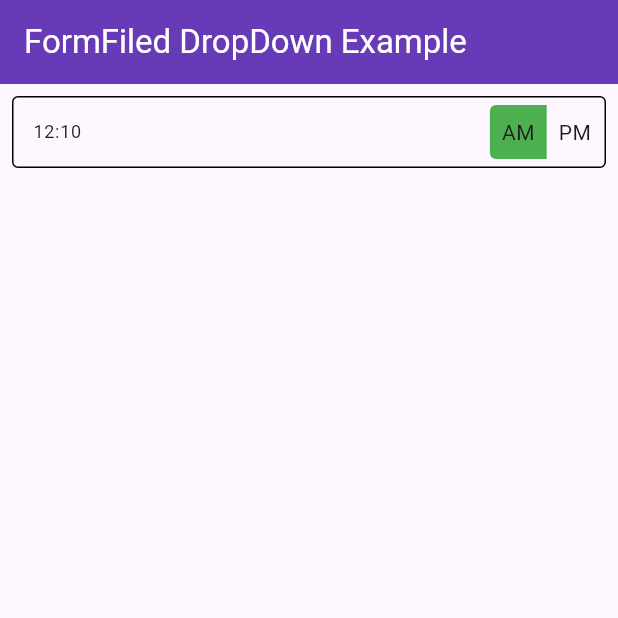
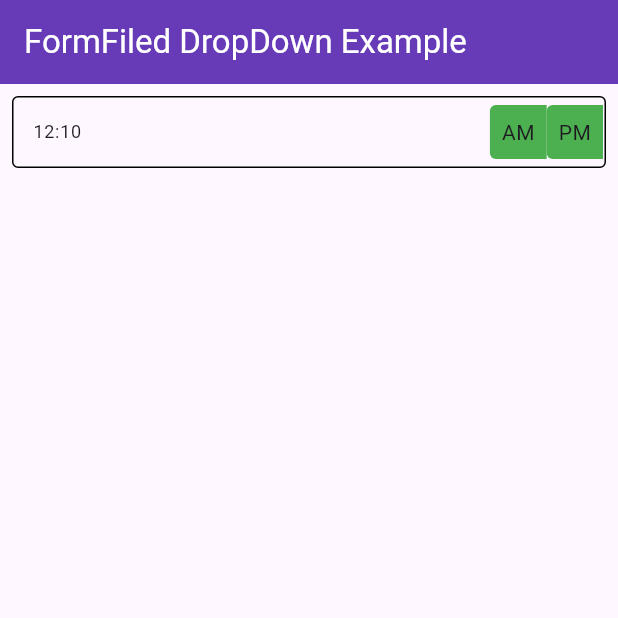
Before and after one commit to sumit-home2904/smart_time_field_picker, a Flutter app: the screen it shows after launch, on a phone screen of 412 x 824 dp, the top half of it. Run offline on Flutter 3.47's test engine with Material 3 defaults, Android fonts, the phone set to English and light mode, and no system bars; our stand-ins replace mask_text_input_formatter.

Commit message:
issue fixed and add more decoration property

````diff
--- a/example/lib/main.dart
+++ b/example/lib/main.dart
@@ -61,8 +61,9 @@ class _DropDownClassState extends State<DropDownClass> {
                   fontSize: 12,
                   fontWeight: FontWeight.w400,
                 ),
-                onChanged: (String? va) {
-                  value = va;
+                onChanged: (String? value) {
+                  value = value;
+                  // print("object $value");
                 },
               ),
             ),
--- a/lib/smart_time_field_picker.dart
+++ b/lib/smart_time_field_picker.dart
@@ -144,80 +144,17 @@ class SmartTimeFieldState extends State<SmartTimeFieldPicker> {
 
   /// List of available time slots for 24-hour format.
   final List<String> timeSlots = [
-    "00:00",
-    "00:30",
-    "01:00",
-    "01:30",
-    "02:00",
-    "02:30",
-    "03:00",
-    "03:30",
-    "04:00",
-    "04:30",
-    "05:00",
-    "05:30",
-    "06:00",
-    "06:30",
-    "07:00",
-    "07:30",
-    "08:00",
-    "08:30",
-    "09:00",
-    "09:30",
-    "10:00",
-    "10:30",
-    "11:00",
-    "11:30",
-    "12:00",
-    "12:30",
-    "13:00",
-    "13:30",
-    "14:00",
-    "14:30",
-    "15:00",
-    "15:30",
-    "16:00",
-    "16:30",
-    "17:00",
-    "17:30",
-    "18:00",
-    "18:30",
-    "19:00",
-    "19:30",
-    "20:00",
-    "20:30",
-    "21:00",
-    "21:30",
-    "22:00",
-    "22:30",
-    "23:00",
-    "23:30"
+    "00:00", "00:30", "01:00", "01:30", "02:00", "02:30", "03:00", "03:30", "04:00", "04:30",
+    "05:00", "05:30", "06:00", "06:30", "07:00", "07:30", "08:00", "08:30", "09:00", "09:30",
+    "10:00", "10:30", "11:00", "11:30", "12:00", "12:30", "13:00", "13:30", "14:00", "14:30",
+    "15:00", "15:30", "16:00", "16:30", "17:00", "17:30", "18:00", "18:30", "19:00", "19:30",
+    "20:00", "20:30", "21:00", "21:30", "22:00", "22:30", "23:00", "23:30"
   ];
 
   /// List of available time slots for 12-hour format.
   final List<String> timeSlots12HrUnique = [
-    "12:00",
-    "12:30",
-    "01:00",
-    "01:30",
-    "02:00",
-    "02:30",
-    "03:00",
-    "03:30",
-    "04:00",
-    "04:30",
-    "05:00",
-    "05:30",
-    "06:00",
-    "06:30",
-    "07:00",
-    "07:30",
-    "08:00",
-    "08:30",
-    "09:00",
-    "09:30",
-    "10:00",
-    "10:30",
+    "12:00", "12:30", "01:00", "01:30", "02:00", "02:30", "03:00", "03:30", "04:00", "04:30", "05:00",
+    "05:30", "06:00", "06:30", "07:00", "07:30", "08:00", "08:30", "09:00", "09:30", "10:00", "10:30",
     "11:00",
     "11:30"
   ];
@@ -234,7 +171,6 @@ class SmartTimeFieldState extends State<SmartTimeFieldPicker> {
       filter: {"#": RegExp(r'[0-9]')},
       type: MaskAutoCompletionType.lazy,
     );
-    // _limitFormatter = TimeLimitFormatter(widget.user12Hr);
 
     items = [];
 
@@ -247,17 +183,26 @@ class SmartTimeFieldState extends State<SmartTimeFieldPicker> {
             focusedIndex = -1;
           }
         } else {
-          textController.text = widget.initialItem ?? "";
+          // Remove AM/PM when losing focus
+          final cleanText = widget.initialItem
+              ?.replaceAll(RegExp(r'\s?(AM|PM)', caseSensitive: false), '') ?? '';
+          textController.text = cleanText;
         }
       });
     }
 
     WidgetsBinding.instance.addPostFrameCallback((_) {
       items = !widget.user12Hr ? [...timeSlots] : [...timeSlots12HrUnique];
-      textController.text = widget.initialItem ?? "";
-      selectedItem = widget.initialItem;
+
+      // Remove AM/PM if present in initialItem
+      final cleanText = widget.initialItem
+          ?.replaceAll(RegExp(r'\s?(AM|PM)', caseSensitive: false), '');
+
+      textController.text = cleanText ?? "";
+      selectedItem = cleanText;
     });
   }
+
 
   @override
   void didUpdateWidget(covariant SmartTimeFieldPicker oldWidget) {
@@ -270,7 +215,10 @@ class SmartTimeFieldState extends State<SmartTimeFieldPicker> {
           textController.clear();
         } else {
           selectedItem = widget.initialItem;
-          textController.text = widget.initialItem ?? "";
+          // Remove AM/PM if present
+          final cleanText = widget.initialItem!
+              .replaceAll(RegExp(r'\s?(AM|PM)', caseSensitive: false), '');
+          textController.text = cleanText;
         }
       }
 
@@ -280,6 +228,7 @@ class SmartTimeFieldState extends State<SmartTimeFieldPicker> {
       setState(() {});
     });
   }
+
 
   void scrollToFocusedItem() {
     RenderBox? renderBox =
@@ -350,7 +299,7 @@ class SmartTimeFieldState extends State<SmartTimeFieldPicker> {
   }
 
   onChangeAccordingTimeFormat(String passingValue) {
-    widget.onChanged(passingValue);
+    widget.onChanged("$passingValue ${isAmSelected ? "AM" : "PM"}");
     FocusScope.of(context).unfocus();
   }
 
@@ -546,9 +495,15 @@ class SmartTimeFieldState extends State<SmartTimeFieldPicker> {
                                               ?.suffixDecoration?.padding ??
                                           EdgeInsets.all(08),
                                       decoration: amDecoration(isAmSelected),
-                                      child: Text("AM",
-                                          style: widget.timePickerDecoration
-                                              ?.suffixDecoration?.textStyle)),
+                                      child: Text(
+                                          "AM",
+                                          style: isAmSelected
+                                              ?
+                                          widget.timePickerDecoration?.suffixDecoration?.amSelectedDecoration?.textStyle
+                                              :
+                                          widget.timePickerDecoration?.suffixDecoration?.amUnSelectedDecoration?.textStyle
+                                      )
+                                  ),
                                 ),
                                 InkWell(
                                   onTap: () {
@@ -571,8 +526,12 @@ class SmartTimeFieldState extends State<SmartTimeFieldPicker> {
                                         EdgeInsets.all(08),
                                     decoration: pmDecoration(!isAmSelected),
                                     child: Text("PM",
-                                        style: widget.timePickerDecoration
-                                            ?.suffixDecoration?.textStyle),
+                                        style: isAmSelected
+                                            ?
+                                        widget.timePickerDecoration?.suffixDecoration?.pmSelectedDecoration?.textStyle
+                                            :
+                                        widget.timePickerDecoration?.suffixDecoration?.pmUnSelectedDecoration?.textStyle
+                                    ),
                                   ),
                                 ),
                                 SizedBox(width: 02)
@@ -625,63 +584,73 @@ class SmartTimeFieldState extends State<SmartTimeFieldPicker> {
 
   /// when on search is not null then call this function
   void onSearchCalled(String value) {
+    // Restore all items first
     items = !widget.user12Hr ? [...timeSlots] : [...timeSlots12HrUnique];
 
-    // normalize leading zeros away if you like:
     final search = value.replaceAll(RegExp(r'^0+'), '').toLowerCase();
 
-    // find in the unfiltered _fullSource
+    // Find index of first match
     final matchIndex = items.indexWhere((element) {
-      final normalizedElt =
-          element.replaceAll(RegExp(r'^0+'), '').toLowerCase();
+      final normalizedElt = element.replaceAll(RegExp(r'^0+'), '').toLowerCase();
       return normalizedElt.startsWith(search);
     });
 
     if (matchIndex != -1) {
       focusedIndex = matchIndex;
-      // scroll to that position
       scrollToFocusedItem();
-      // and rebuild to show your highlight
-
-      // textController.text = value;
-      setState(() {});
+      setState(() {}); // rebuild to highlight
     } else {
       focusedIndex = -1;
+      setState(() {}); // also rebuild when no match
     }
-    // if no match, you can leave focusedIndex alone or set it to -1
   }
+
 
   BoxDecoration amDecoration(isSelected) {
     if (isSelected) {
-      return widget
-              .timePickerDecoration?.suffixDecoration?.selectedDecoration ??
+      return
           BoxDecoration(
-              color: Colors.green,
-              borderRadius: BorderRadius.only(
+              color: widget.timePickerDecoration?.suffixDecoration?.amSelectedDecoration?.color ?? Colors.green,
+              borderRadius: widget.timePickerDecoration?.suffixDecoration?.amSelectedDecoration?.borderRadius ?? BorderRadius.only(
                 topLeft: Radius.circular(4),
                 bottomLeft: Radius.circular(4),
-              ));
+              ),
+              gradient:widget.timePickerDecoration?.suffixDecoration?.amSelectedDecoration?.gradient,
+              backgroundBlendMode:widget.timePickerDecoration?.suffixDecoration?.amSelectedDecoration?.backgroundBlendMode,
+              shape:widget.timePickerDecoration?.suffixDecoration?.amSelectedDecoration?.shape ?? BoxShape.rectangle,
+          );
     } else {
-      return widget
-              .timePickerDecoration?.suffixDecoration?.unSelectedDecoration ??
-          BoxDecoration(color: Colors.transparent);
+      return  BoxDecoration(
+        color: widget.timePickerDecoration?.suffixDecoration?.amUnSelectedDecoration?.color ?? Colors.transparent,
+        borderRadius: widget.timePickerDecoration?.suffixDecoration?.amUnSelectedDecoration?.borderRadius,
+        gradient:widget.timePickerDecoration?.suffixDecoration?.amUnSelectedDecoration?.gradient,
+        backgroundBlendMode:widget.timePickerDecoration?.suffixDecoration?.amUnSelectedDecoration?.backgroundBlendMode,
+        shape:widget.timePickerDecoration?.suffixDecoration?.amUnSelectedDecoration?.shape ?? BoxShape.rectangle,
+      );
     }
   }
 
   BoxDecoration pmDecoration(isSelected) {
-    if (isSelected) {
-      return widget
-              .timePickerDecoration?.suffixDecoration?.selectedDecoration ??
-          BoxDecoration(
-              color: Colors.green,
-              borderRadius: BorderRadius.only(
-                topRight: Radius.circular(4),
-                bottomRight: Radius.circular(4),
-              ));
+    if (!isSelected) {
+      return
+        BoxDecoration(
+          color: widget.timePickerDecoration?.suffixDecoration?.pmSelectedDecoration?.color ?? Colors.green,
+          borderRadius: widget.timePickerDecoration?.suffixDecoration?.pmSelectedDecoration?.borderRadius ?? BorderRadius.only(
+            topLeft: Radius.circular(4),
+            bottomLeft: Radius.circular(4),
+          ),
+          gradient:widget.timePickerDecoration?.suffixDecoration?.pmSelectedDecoration?.gradient,
+          backgroundBlendMode:widget.timePickerDecoration?.suffixDecoration?.pmSelectedDecoration?.backgroundBlendMode,
+          shape:widget.timePickerDecoration?.suffixDecoration?.pmSelectedDecoration?.shape ?? BoxShape.rectangle,
+        );
     } else {
-      return widget
-              .timePickerDecoration?.suffixDecoration?.unSelectedDecoration ??
-          BoxDecoration(color: Colors.transparent);
+      return  BoxDecoration(
+        color: widget.timePickerDecoration?.suffixDecoration?.pmUnSelectedDecoration?.color ?? Colors.transparent,
+        borderRadius: widget.timePickerDecoration?.suffixDecoration?.pmUnSelectedDecoration?.borderRadius,
+        gradient:widget.timePickerDecoration?.suffixDecoration?.pmUnSelectedDecoration?.gradient,
+        backgroundBlendMode:widget.timePickerDecoration?.suffixDecoration?.amUnSelectedDecoration?.backgroundBlendMode,
+        shape:widget.timePickerDecoration?.suffixDecoration?.pmUnSelectedDecoration?.shape ?? BoxShape.rectangle,
+      );
     }
   }
 
@@ -692,13 +661,12 @@ class SmartTimeFieldState extends State<SmartTimeFieldPicker> {
       widget.controller.show();
     }
   }
-
   String? _timeValidator(String? val) {
     if (val == null || val.isEmpty) return null;
     final parts = val.split(':');
     final hh = int.tryParse(parts[0].padLeft(2, '0')) ?? 0;
     final mm =
-        parts.length > 1 ? (int.tryParse(parts[1].padLeft(2, '0')) ?? 0) : 0;
+    parts.length > 1 ? (int.tryParse(parts[1].padLeft(2, '0')) ?? 0) : 0;
     final maxHour = widget.user12Hr ? 12 : 23;
     if (hh > maxHour || mm > 59) {
       return widget.user12Hr ? 'Must be ≤ 12:59' : 'Must be ≤ 23:59';
--- a/lib/src/time_picker_decoration.dart
+++ b/lib/src/time_picker_decoration.dart
@@ -120,6 +120,7 @@ class FieldDecoration {
   /// Border displayed when the text field shows an error.
   InputBorder? errorBorder;
 
+  /// Border displayed when the text field is focused and has an error.
   InputBorder? focusedErrorBorder;
 
   /// Border displayed when the text field is focused.
@@ -151,48 +152,6 @@ class FieldDecoration {
 
   /// An icon that appears after the editable part of the text field and
   /// after the [suffix] or [suffixText], within the fieldDecoration's container.
-  ///
-  /// The size and color of the suffix icon is configured automatically using an
-  /// [IconTheme] and therefore does not need to be explicitly given in the
-  /// icon widget.
-  ///
-  /// The suffix icon is constrained with a minimum size of 48px by 48px, but
-  /// can be expanded beyond that. Anything larger than 24px will require
-  /// additional padding to ensure it matches the Material Design spec of 12px
-  /// padding between the right edge of the input and trailing edge of the
-  /// prefix icon. The following snippet shows how to pad the trailing edge of
-  /// the suffix icon:
-  ///
-  /// ```dart
-  /// suffixIcon: Padding(
-  ///   padding: const EdgeInsetsDirectional.only(end: 12.0),
-  ///   child: _myIcon, // myIcon is a 48px-wide widget.
-  /// )
-  /// ```
-  ///
-  /// The fieldDecoration's container is the area which is filled if [filled] is
-  /// true and bordered per the [border]. It's the area adjacent to
-  /// [icon] and above the widgets that contain [helperText],
-  /// [errorText], and [counterText].
-  ///
-  /// The suffix icon alignment can be changed using [Align] with a fixed `widthFactor` and
-  /// `heightFactor`.
-  ///
-  /// {@tool dartpad}
-  /// This example shows how the suffix icon alignment can be changed using [Align] with
-  /// a fixed `widthFactor` and `heightFactor`.
-  ///
-  /// ** See code in examples/api/lib/material/input_decorator/input_decoration.suffix_icon.0.dart **
-  /// {@end-tool}
-  ///
-  /// See also:
-  ///
-  ///  * [Icon] and [ImageIcon], which are typically used to show icons.
-  ///  * [suffix] and [suffixText], which are other ways to show content
-  ///    after the text field (but before the icon).
-  ///  * [prefixIcon], which is the same but on the leading edge.
-  ///  * [Align] A widget that aligns its child within itself and optionally
-  ///    sizes itself based on the child's size.
   Widget? suffixIcon;
 
   /// The background fill color of the text field.
@@ -204,6 +163,7 @@ class FieldDecoration {
   /// Placeholder text displayed when the field is empty.
   String? hintText;
 
+  /// Color used for focus highlights (e.g., when the field gains focus).
   Color? focusColor;
 
   /// The maximum number of lines the error text can occupy.
@@ -273,8 +233,6 @@ class FieldDecoration {
 ///
 /// Used inside [TimePickerDecoration].
 class SuffixDecoration {
-  /// Text style for the suffix labels.
-  TextStyle? textStyle;
 
   /// Height of the suffix widget.
   double? height;
@@ -283,10 +241,16 @@ class SuffixDecoration {
   double? width;
 
   /// Decoration when the suffix is not selected.
-  BoxDecoration? unSelectedDecoration;
+  UnSelectedDecoration? amUnSelectedDecoration;
 
   /// Decoration when the suffix is selected.
-  BoxDecoration? selectedDecoration;
+  SelectedDecoration? amSelectedDecoration;
+
+  /// Decoration when the suffix is not selected.
+  UnSelectedDecoration? pmUnSelectedDecoration;
+
+  /// Decoration when the suffix is selected.
+  SelectedDecoration? pmSelectedDecoration;
 
   /// Padding inside the suffix widget.
   EdgeInsetsGeometry? padding;
@@ -299,39 +263,146 @@ class SuffixDecoration {
     this.width,
     this.height,
     this.padding,
-    this.textStyle,
     this.alignment,
-    this.selectedDecoration,
-    this.unSelectedDecoration,
+    this.amSelectedDecoration,
+    this.pmSelectedDecoration,
+    this.amUnSelectedDecoration,
+    this.pmUnSelectedDecoration,
   });
 
   /// Returns a copy of [SuffixDecoration] with updated values.
   SuffixDecoration copyWith({
-    TextStyle? textStyle,
-    double? height,
-    width,
+    double? height, width,
     EdgeInsetsGeometry? padding,
     AlignmentGeometry? alignment,
-    BoxDecoration? selectedDecoration,
-    BoxDecoration? unSelectedDecoration,
+    SelectedDecoration? amSelectedDecoration,
+    SelectedDecoration? pmSelectedDecoration,
+    UnSelectedDecoration? amUnSelectedDecoration,
+    UnSelectedDecoration? pmUnSelectedDecoration,
   }) {
     return SuffixDecoration(
       width: width ?? this.width,
       height: height ?? this.height,
       padding: padding ?? this.padding,
       alignment: alignment ?? this.alignment,
-      textStyle: textStyle ?? this.textStyle,
-      selectedDecoration: selectedDecoration ?? this.selectedDecoration,
-      unSelectedDecoration: unSelectedDecoration ?? this.unSelectedDecoration,
+      amSelectedDecoration: amSelectedDecoration ?? this.amSelectedDecoration,
+      pmSelectedDecoration: amSelectedDecoration ?? this.pmSelectedDecoration,
+      amUnSelectedDecoration: amUnSelectedDecoration ?? this.amUnSelectedDecoration,
+      pmUnSelectedDecoration: amUnSelectedDecoration ?? this.pmUnSelectedDecoration,
     );
   }
 }
 
-/// A text style used inside the dropdown menu of [SmartTimeField].
+/// Defines the visual styling for a selected suffix element, such as an AM/PM toggle.
 ///
-/// Supports customization for size, weight, color, and alignment.
+/// Can customize color, shape, gradient, text styling, and background blend mode.
+class SelectedDecoration {
+  /// The background color of the selected element.
+  final Color? color;
+
+  /// The border radius applied to the element.
+  final BorderRadiusGeometry? borderRadius;
+
+  /// A gradient used to fill the background of the element.
+  final Gradient? gradient;
+
+  /// The blend mode used when applying the [gradient] or [color].
+  final BlendMode? backgroundBlendMode;
+
+  /// The shape of the element. Defaults to [BoxShape.rectangle].
+  final BoxShape shape;
+
+  /// The style applied to the text inside the selected element.
+  final TextStyle? textStyle;
+
+  /// Creates a [SelectedDecoration] with the given styling properties.
+  const SelectedDecoration({
+    this.color,
+    this.borderRadius,
+    this.gradient,
+    this.backgroundBlendMode,
+    this.shape = BoxShape.rectangle,
+    this.textStyle,
+  });
+
+  /// Returns a copy of this [SelectedDecoration] with updated values.
+  SelectedDecoration copyWith({
+    Color? color,
+    BorderRadiusGeometry? borderRadius,
+    Gradient? gradient,
+    BlendMode? backgroundBlendMode,
+    BoxShape? shape,
+    TextStyle? textStyle,
+  }) {
+    return SelectedDecoration(
+      color: color ?? this.color,
+      borderRadius: borderRadius ?? this.borderRadius,
+      gradient: gradient ?? this.gradient,
+      backgroundBlendMode: backgroundBlendMode ?? this.backgroundBlendMode,
+      shape: shape ?? this.shape,
+      textStyle: textStyle ?? this.textStyle,
+    );
+  }
+}
+
+/// Defines the visual styling for an unselected suffix element, such as an AM/PM toggle.
+///
+/// Can customize color, shape, gradient, text styling, and background blend mode.
+class UnSelectedDecoration {
+  /// The background color of the unselected element.
+  final Color? color;
+
+  /// The border radius applied to the element.
+  final BorderRadiusGeometry? borderRadius;
+
+  /// A gradient used to fill the background of the element.
+  final Gradient? gradient;
+
+  /// The blend mode used when applying the [gradient] or [color].
+  final BlendMode? backgroundBlendMode;
+
+  /// The shape of the element. Defaults to [BoxShape.rectangle].
+  final BoxShape shape;
+
+  /// The style applied to the text inside the unselected element.
+  final TextStyle? textStyle;
+
+  /// Creates an [UnSelectedDecoration] with the given styling properties.
+  const UnSelectedDecoration({
+    this.color,
+    this.borderRadius,
+    this.gradient,
+    this.backgroundBlendMode,
+    this.shape = BoxShape.rectangle,
+    this.textStyle,
+  });
+
+  /// Returns a copy of this [UnSelectedDecoration] with updated values.
+  UnSelectedDecoration copyWith({
+    Color? color,
+    BorderRadiusGeometry? borderRadius,
+    Gradient? gradient,
+    BlendMode? backgroundBlendMode,
+    BoxShape? shape,
+    TextStyle? textStyle,
+  }) {
+    return UnSelectedDecoration(
+      color: color ?? this.color,
+      borderRadius: borderRadius ?? this.borderRadius,
+      gradient: gradient ?? this.gradient,
+      backgroundBlendMode: backgroundBlendMode ?? this.backgroundBlendMode,
+      shape: shape ?? this.shape,
+      textStyle: textStyle ?? this.textStyle,
+    );
+  }
+}
+
+/// Defines the text styling used inside the dropdown menu of [SmartTimeField].
+///
+/// Supports customization of font size, weight, color, alignment, letter spacing,
+/// and text overflow.
 class PickerTextStyle {
-  /// The locale used for formatting, if any.
+  /// The locale used for text formatting, if any.
   final Locale? locale;
 
   /// The color of the text.
@@ -346,13 +417,13 @@ class PickerTextStyle {
   /// The font size of the text.
   final double? fontSize;
 
-  /// The color when the text is hovered.
+  /// The color of the text when hovered.
   final Color? hoverColor;
 
   /// The font family used for the text.
   final String? fontFamily;
 
-  /// The style of the font (normal, italic, etc.).
+  /// The style of the font (e.g., normal, italic).
   final FontStyle? fontStyle;
 
   /// The alignment of the text.
@@ -361,7 +432,7 @@ class PickerTextStyle {
   /// The spacing between letters.
   final double? letterSpacing;
 
-  /// How overflowing text is handled.
+  /// How overflowing text is handled (e.g., ellipsis, clip).
   final TextOverflow? overflow;
 
   /// The thickness of the font.
@@ -370,10 +441,10 @@ class PickerTextStyle {
   /// The baseline alignment of the text.
   final TextBaseline? textBaseline;
 
-  /// The direction of the text.
+  /// The text direction (e.g., left-to-right, right-to-left).
   final TextDirection? textDirection;
 
-  /// Creates a [PickerTextStyle] with the given properties.
+  /// Creates a [PickerTextStyle] with the given text styling properties.
   const PickerTextStyle({
     this.color,
     this.locale,
@@ -391,7 +462,7 @@ class PickerTextStyle {
     this.textDirection,
   });
 
-  /// Returns a copy of [PickerTextStyle] with updated values.
+  /// Returns a copy of this [PickerTextStyle] with updated values.
   PickerTextStyle copyWith({
     Color? color,
     int? maxLines,
````
Lines whose indentation alone changed are shown as unchanged.
